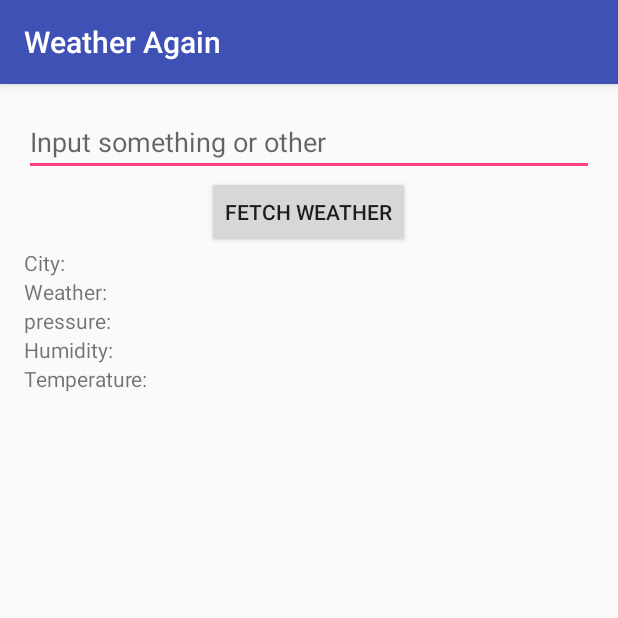
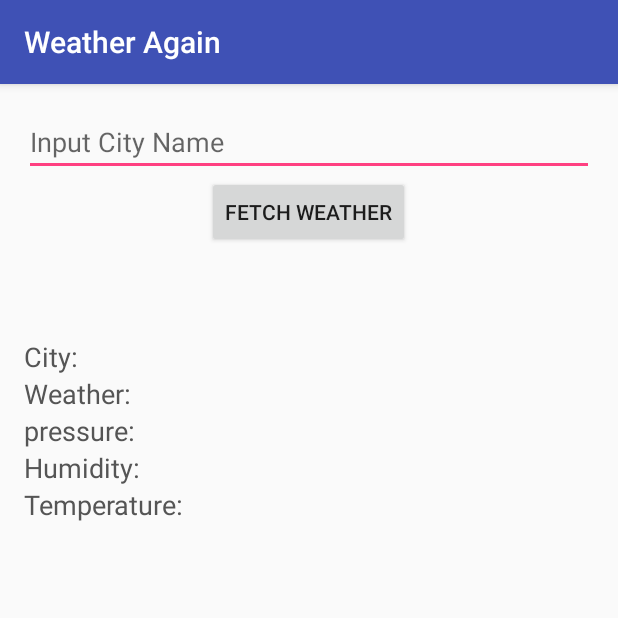
Before and after one commit to ga-adi-macaron/retrofit-lab, an Android app: the screen it shows after launch (MainActivity), after a tap on "FETCH WEATHER", on a phone screen of 412 x 824 dp, the top half of it. Run offline under Robolectric (Android 15) with nearby library versions, the phone set to English and light mode, and no system bars.

Commit message:
Fixed up code, Finished Requirements

```diff
--- a/WeatherAgain/app/src/main/java/shuvalov/nikita/weatheragain/MainActivity.java
+++ b/WeatherAgain/app/src/main/java/shuvalov/nikita/weatheragain/MainActivity.java
@@ -18,9 +18,13 @@ import retrofit2.converter.gson.GsonConverterFactory;
 import shuvalov.nikita.weatheragain.JSONPOJOS.WeatherData;
 
 public class MainActivity extends AppCompatActivity {
-    TextView mCity, mWeather, mPressure, mTemperature, mHumidity, mDescription;
+    TextView mCity, mWeather, mPressure, mTemperature, mHumidity;
     EditText mUserInput;
     Button mFetchButton;
+
+    public static final String FREEDOM_UNITS ="imperial";
+    public static final String CELSIUS = "metric";
+
 
     @Override
     protected void onCreate(Bundle savedInstanceState) {
@@ -36,7 +40,6 @@ public class MainActivity extends AppCompatActivity {
         mWeather = (TextView)findViewById(R.id.current_weather_view);
         mPressure = (TextView)findViewById(R.id.barometric_view);
         mTemperature = (TextView)findViewById(R.id.temp_view);
-        mDescription = (TextView)findViewById(R.id.description);
         mHumidity = (TextView)findViewById(R.id.humidity_view);
 
         mUserInput = (EditText)findViewById(R.id.user_entry_box);
@@ -45,28 +48,27 @@ public class MainActivity extends AppCompatActivity {
     }
 
     public void setEmUp(){
-        final String userInput = mUserInput.getText().toString();
-
         mFetchButton.setOnClickListener(new View.OnClickListener() {
             @Override
             public void onClick(View view) {
+                String userInput = mUserInput.getText().toString();
                 ConnectivityManager connectivityManager =(ConnectivityManager) getSystemService(CONNECTIVITY_SERVICE);
                 NetworkInfo info = connectivityManager.getActiveNetworkInfo();
                 if (info!=null && info.isConnected()){
                     Retrofit retrofit = new Retrofit.Builder().baseUrl(WeatherAppConstants.BASE_URL).addConverterFactory(GsonConverterFactory.create()).build();
                     OpenWeatherMapService service = retrofit.create(OpenWeatherMapService.class);
-                    Call<WeatherData> call = service.getWeather(userInput);
+                    Call<WeatherData> call = service.getWeather(userInput, FREEDOM_UNITS);
 
                     call.enqueue(new Callback<WeatherData>() {
                         @Override
                         public void onResponse(Call<WeatherData> call, Response<WeatherData> response) {
                             try{
-
                                 String cityName = response.body().getName();
+                                String humidity = response.body().getMain().getHumidity().toString();
+                                String temperature = String.valueOf(response.body().getMain().getTemp().intValue());
                                 String pressure = response.body().getMain().getPressure().toString();
                                 String description = response.body().getWeather().get(0).getDescription();
-                                String humidity = response.body().getMain().getHumidity().toString();
-                                String temperature = response.body().getMain().getTemp().toString();
+
 
                                 knockEmDown(cityName,pressure,description,humidity,temperature);
 
@@ -89,11 +91,11 @@ public class MainActivity extends AppCompatActivity {
         });
     }
     public void knockEmDown(String cityname, String pressure, String description, String humidity, String temperature){
-        mCity.setText(cityname);
-        mPressure.setText(pressure);
-        mDescription.setText(description);
-        mHumidity.setText(humidity);
-        mTemperature.setText(temperature);
+        mCity.setText("City : " +cityname);
+        mPressure.setText("Pressure : "+pressure+"mm");
+        mWeather.setText("Description : "+description);
+        mHumidity.setText("Humidity : "+humidity+ "%");
+        mTemperature.setText("Temperature : "+temperature+"°F");
     }
 
 }
--- a/WeatherAgain/app/src/main/java/shuvalov/nikita/weatheragain/OpenWeatherMapService.java
+++ b/WeatherAgain/app/src/main/java/shuvalov/nikita/weatheragain/OpenWeatherMapService.java
@@ -3,6 +3,7 @@ package shuvalov.nikita.weatheragain;
 import retrofit2.Call;
 import retrofit2.http.GET;
 import retrofit2.http.Path;
+import retrofit2.http.Query;
 import shuvalov.nikita.weatheragain.JSONPOJOS.WeatherData;
 
 /**
@@ -12,6 +13,6 @@ import shuvalov.nikita.weatheragain.JSONPOJOS.WeatherData;
 public interface OpenWeatherMapService {
 
 
-    @GET("weather/?q={city-name}")
-    Call<WeatherData>getWeather(@Path("city-name")String cityName);
+    @GET("weather/?appid=f9a44a5599ad558ca9ac2a02eb37eba5")
+    Call<WeatherData>getWeather(@Query("q")String city_name, @Query("units") String units);
 }
--- a/WeatherAgain/app/src/main/java/shuvalov/nikita/weatheragain/WeatherAppConstants.java
+++ b/WeatherAgain/app/src/main/java/shuvalov/nikita/weatheragain/WeatherAppConstants.java
@@ -6,6 +6,6 @@ package shuvalov.nikita.weatheragain;
 
 public class WeatherAppConstants {
     public static final String API_KEY = "f9a44a5599ad558ca9ac2a02eb37eba5";
-    public static final String BASE_URL = "api.openweathermap.org/data/2.5/";
+    public static final String BASE_URL = "http://api.openweathermap.org/data/2.5/";
 
 }
--- a/WeatherAgain/app/src/main/res/layout/activity_main.xml
+++ b/WeatherAgain/app/src/main/res/layout/activity_main.xml
@@ -16,48 +16,55 @@
         android:id="@+id/user_entry_box"
         android:layout_width="match_parent"
         android:layout_height="wrap_content"
-        android:hint="Input something or other"/>
+        android:hint="Input City Name"/>
     <Button
         android:id="@+id/fetch_button"
         android:layout_width="wrap_content"
         android:layout_height="wrap_content"
         android:layout_below="@id/user_entry_box"
         android:text="Fetch Weather"
-        android:layout_centerHorizontal="true"/>
+        android:layout_centerHorizontal="true"
+        android:layout_marginBottom="60dp"/>
 
     <TextView
         android:id="@+id/city_name_view"
         android:layout_width="match_parent"
         android:layout_height="wrap_content"
         android:layout_below="@id/fetch_button"
+        android:textSize="18sp"
+        android:textColor="#555"
         android:text="City: "/>
     <TextView
         android:id="@+id/current_weather_view"
         android:layout_width="match_parent"
         android:layout_height="wrap_content"
         android:layout_below="@id/city_name_view"
+        android:textSize="18sp"
+        android:textColor="#555"
         android:text="Weather: "/>
     <TextView
         android:id="@+id/barometric_view"
         android:layout_width="match_parent"
         android:layout_height="wrap_content"
         android:layout_below="@id/current_weather_view"
+        android:textSize="18sp"
+        android:textColor="#555"
         android:text="pressure:"/>
     <TextView
         android:id="@+id/humidity_view"
         android:layout_width="match_parent"
         android:layout_height="wrap_content"
         android:layout_below="@id/barometric_view"
+        android:textSize="18sp"
+        android:textColor="#555"
         android:text="Humidity: "/>
     <TextView
         android:id="@+id/temp_view"
         android:layout_width="match_parent"
         android:layout_height="wrap_content"
         android:layout_below="@id/humidity_view"
+        android:textSize="18sp"
+        android:textColor="#555"
         android:text="Temperature: "/>
-    <TextView
-        android:id="@+id/description"
-        android:layout_width="match_parent"
-        android:layout_height="wrap_content"
-        android:layout_below="@id/temp_view"/>
+
 </RelativeLayout>
```
